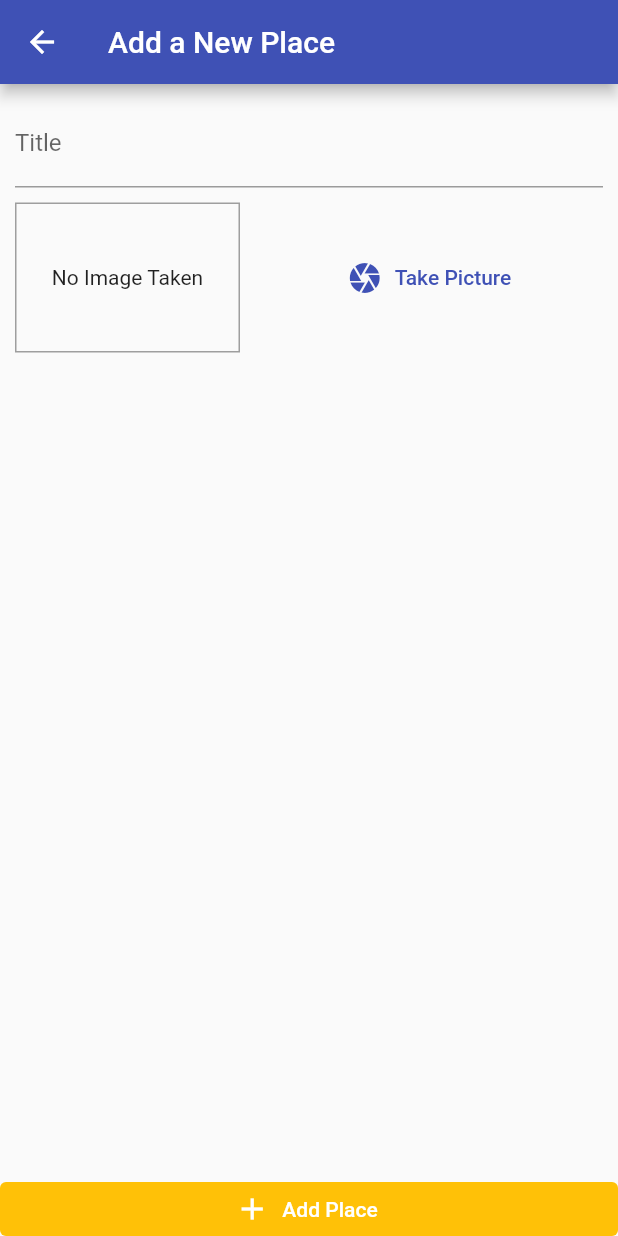
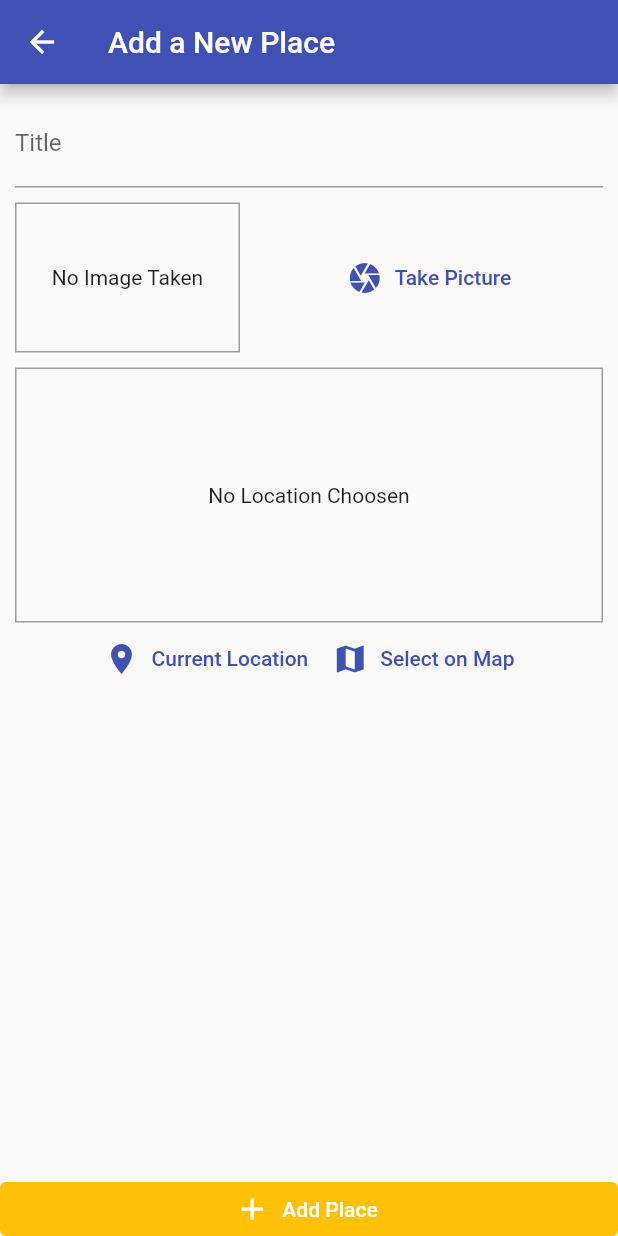
Before and after one commit to erikfors/great_places, a Flutter app: the AddPlacesScreen screen opened by its route, on a phone screen of 412 x 824 dp. Run offline on Flutter 3.47's test engine with Material 2 defaults, Android fonts, the phone set to English and light mode, and no system bars; our stand-ins replace google_maps_flutter, image_picker, location, sqflite; accounts and stored records are empty.

Commit message:
Now user can pick location and save it to their db

```diff
--- a/lib/helpers/db_helper.dart
+++ b/lib/helpers/db_helper.dart
@@ -9,7 +9,7 @@ class DBHelper {
       path.join(dbPath, "places.db"),
       onCreate: (db, version) {
         db.execute(
-            "CREATE TABLE user_places(id TEXT PRIMARY KEY, title TEXT, image TEXT)");
+            "CREATE TABLE user_places(id TEXT PRIMARY KEY, title TEXT, image TEXT, loc_lat REAL, loc_lng REAL, address TEXT)");
       },
       version: 1,
     );
--- /dev/null
+++ b/lib/helpers/location_helper.dart
@@ -0,0 +1,21 @@
+import 'dart:convert';
+
+import 'package:http/http.dart' as http;
+
+const GOOGLE_API_KEY = "AIzaSyDMZVMBO492XEmBC879Pk1ppX5nrq7lbH0";
+
+class LocationHelper {
+  static String generateLocationPreviewImage(
+      {required double latitude, required double longitude}) {
+    return "https://maps.googleapis.com/maps/api/staticmap?center=$latitude,$longitude&zoom=15&size=600x300&maptype=roadmap&markers=color:red%7Clabel:A%7C$latitude,$longitude&key=$GOOGLE_API_KEY";
+  }
+
+  static Future<String> getPlaceAddrress(double lat, double lng) async {
+    var params = {'latlng': '$lat,$lng', 'key': GOOGLE_API_KEY};
+    final url =
+        Uri.https("maps.googleapis.com", "maps/api/geocode/json", params);
+    final respponse = await http.get(url);
+    // print(respponse.body);
+    return json.decode(respponse.body)["results"][0]["formatted_address"];
+  }
+}
--- a/lib/models/place.dart
+++ b/lib/models/place.dart
@@ -19,7 +19,7 @@ class PlaceLocation {
   final double longitude;
   final String address;
 
-  PlaceLocation({
+  const PlaceLocation({
     required this.latitude,
     required this.longitude,
     this.address = "",
--- a/lib/screens/add_places_screen.dart
+++ b/lib/screens/add_places_screen.dart
@@ -5,6 +5,8 @@ import 'package:provider/provider.dart';
 
 import '../widgets/image_input.dart';
 import '../providers/great_places.dart';
+import '../widgets/location_input.dart';
+import '../models/place.dart';
 
 class AddPlacesScreen extends StatefulWidget {
   static const routeName = "/add-place";
@@ -17,18 +19,26 @@ class AddPlacesScreen extends StatefulWidget {
 class _AddPlacesScreenState extends State<AddPlacesScreen> {
   final _titleController = TextEditingController();
   File? _pickedImage;
+  PlaceLocation? _pickedLocation;
 
   void _selectImage(File pickedImage) {
     _pickedImage = pickedImage;
   }
 
+  void _selectPlace(double lat, double lng) {
+    _pickedLocation = PlaceLocation(latitude: lat, longitude: lng);
+  }
+
   void _savePlace() {
-    if (_titleController.text.isEmpty || _pickedImage == null) {
+    if (_titleController.text.isEmpty ||
+        _pickedImage == null ||
+        _pickedLocation == null) {
       return;
     }
     Provider.of<GreatPlaces>(context, listen: false).addPlace(
       _titleController.text,
       _pickedImage!,
+      _pickedLocation!,
     );
     Navigator.of(context).pop();
   }
@@ -60,6 +70,10 @@ class _AddPlacesScreenState extends State<AddPlacesScreen> {
                       height: 10,
                     ),
                     ImageInput(_selectImage),
+                    SizedBox(
+                      height: 10,
+                    ),
+                    LocationInput(_selectPlace),
                   ],
                 ),
               ),
--- a/lib/screens/places_list_screen.dart
+++ b/lib/screens/places_list_screen.dart
@@ -43,6 +43,7 @@ class PlacesListScreen extends StatelessWidget {
                                 FileImage(greatPlaces.items[i].image),
                           ),
                           title: Text(greatPlaces.items[i].title),
+                          subtitle: Text(greatPlaces.items[i].location.address),
                           onTap: () {
                             //go to detail place
                           },
--- /dev/null
+++ b/lib/widgets/location_input.dart
@@ -0,0 +1,97 @@
+import 'package:flutter/material.dart';
+import 'package:location/location.dart';
+import 'package:google_maps_flutter/google_maps_flutter.dart';
+
+import '../helpers/location_helper.dart';
+import '../screens/map_screen.dart';
+
+class LocationInput extends StatefulWidget {
+  final Function onSelectPlace;
+
+  LocationInput(this.onSelectPlace);
+
+  @override
+  _LocationInputState createState() => _LocationInputState();
+}
+
+class _LocationInputState extends State<LocationInput> {
+  String? _previewImageUrl;
+
+  void _showPreview(double lat, double lng) {
+    final staticLocString = LocationHelper.generateLocationPreviewImage(
+        latitude: lat, longitude: lng);
+
+    setState(() {
+      _previewImageUrl = staticLocString;
+    });
+  }
+
+  Future<void> _getUserCurrentLocation() async {
+    try {
+      final locData = await Location().getLocation();
+      _showPreview(locData.latitude as double, locData.longitude as double);
+      widget.onSelectPlace(locData.latitude, locData.longitude);
+    } catch (e) {
+      return;
+    }
+  }
+
+  Future<void> _selectOnMap() async {
+    final LatLng? selectedLocation = await Navigator.of(context).push<LatLng>(
+      MaterialPageRoute(
+        fullscreenDialog: true,
+        builder: (ctx) => MapsScreen(
+          isSelecting: true,
+        ),
+      ),
+    );
+    if (selectedLocation == null) {
+      return;
+    }
+    _showPreview(selectedLocation.latitude, selectedLocation.longitude);
+    widget.onSelectPlace(selectedLocation.latitude, selectedLocation.longitude);
+  }
+
+  @override
+  Widget build(BuildContext context) {
+    return Column(
+      children: [
+        Container(
+          decoration: BoxDecoration(
+            border: Border.all(width: 1, color: Colors.grey),
+          ),
+          height: 170,
+          alignment: Alignment.center,
+          width: double.infinity,
+          child: _previewImageUrl == null
+              ? Text(
+                  "No Location Choosen",
+                  textAlign: TextAlign.center,
+                )
+              : Image.network(
+                  _previewImageUrl!,
+                  fit: BoxFit.cover,
+                  width: double.infinity,
+                ),
+        ),
+        Row(
+          mainAxisAlignment: MainAxisAlignment.center,
+          children: [
+            TextButton.icon(
+              onPressed: _getUserCurrentLocation,
+              icon: Icon(Icons.location_on),
+              label: Text("Current Location"),
+            ),
+            TextButton.icon(
+              onPressed: _selectOnMap,
+              icon: Icon(
+                Icons.map,
+              ),
+              label: Text("Select on Map"),
+            ),
+          ],
+        )
+      ],
+    );
+  }
+}
--- a/pubspec.yaml
+++ b/pubspec.yaml
@@ -33,6 +33,9 @@ dependencies:
   path_provider: ^2.0.2
   path: ^1.8.0
   sqflite: ^2.0.0+3
+  location: ^4.3.0
+  google_maps_flutter: ^2.0.6
+  http: ^0.13.3
 
 dev_dependencies:
   flutter_test:
```
Also changed, not shown: lib/providers/great_places.dart (+19 -10 lines), lib/screens/map_screen.dart (added, +60 -0 lines), pubspec.lock, 4 other files.
